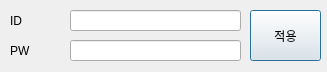
Before: the Qt Designer form userset.ui in ks00141/ks00141, drawn with Qt 5.
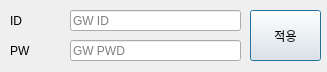
After: the same form once the commit is applied.

What changed in the file:
```diff
--- a/userset.ui
+++ b/userset.ui
@@ -22,6 +22,9 @@
      <height>21</height>
     </rect>
    </property>
+   <property name="placeholderText">
+    <string>GW ID</string>
+   </property>
   </widget>
   <widget class="QLineEdit" name="lineEdit_2">
    <property name="geometry">
@@ -32,6 +35,9 @@
      <height>21</height>
     </rect>
    </property>
+   <property name="placeholderText">
+    <string>GW PWD</string>
+   </property>
   </widget>
   <widget class="QLabel" name="label">
    <property name="geometry">
```
Left out of the diff: 4 changed lines with no effect on the pictures.
